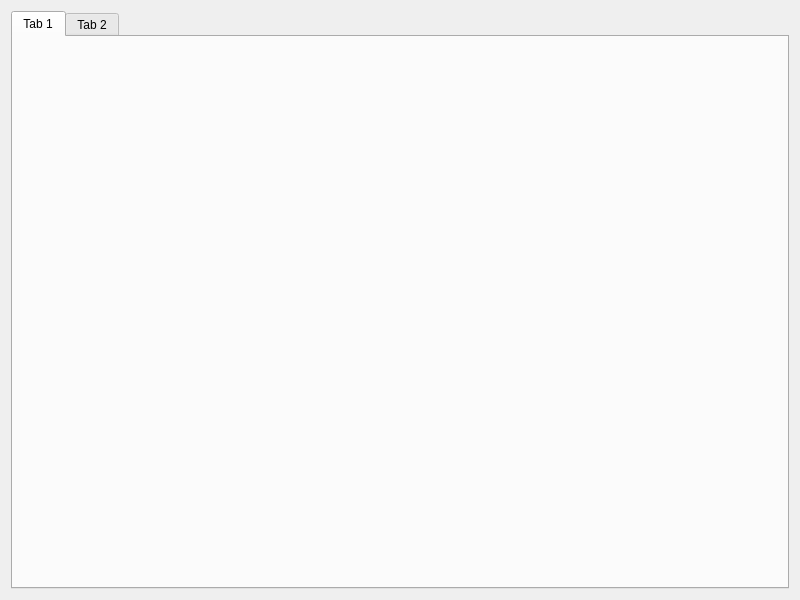
First picture: the form in widget.ui, repository jiaqingguo/FMU_QT, before the edit.
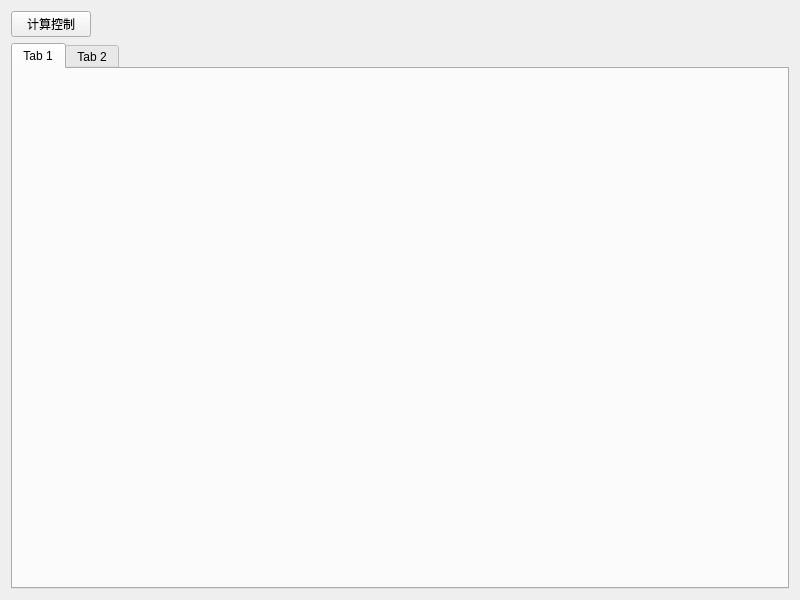
Second picture: the form after the edit.

Commit message: 准备下一版本增加线程计算多次 端口关联xml完成

Diff of the .ui file:
```diff
--- a/widget.ui
+++ b/widget.ui
@@ -15,6 +15,30 @@
   </property>
   <layout class="QGridLayout" name="gridLayout">
    <item row="0" column="0">
+    <layout class="QHBoxLayout" name="horizontalLayout">
+     <item>
+      <widget class="QPushButton" name="btn_calculate_control">
+       <property name="text">
+        <string>计算控制</string>
+       </property>
+      </widget>
+     </item>
+     <item>
+      <spacer name="horizontalSpacer">
+       <property name="orientation">
+        <enum>Qt::Horizontal</enum>
+       </property>
+       <property name="sizeHint" stdset="0">
+        <size>
+         <width>40</width>
+         <height>20</height>
+        </size>
+       </property>
+      </spacer>
+     </item>
+    </layout>
+   </item>
+   <item row="1" column="0">
     <widget class="QTabWidget" name="tabWidget">
      <property name="currentIndex">
       <number>0</number>
```
The commit also changes 10 other files.
